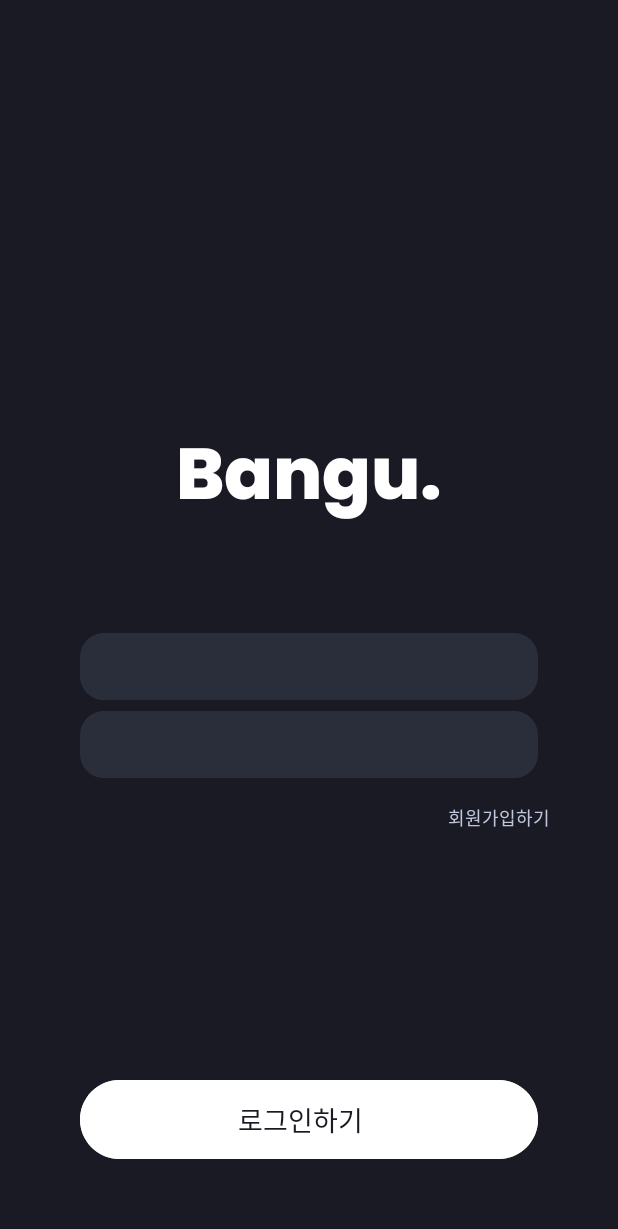
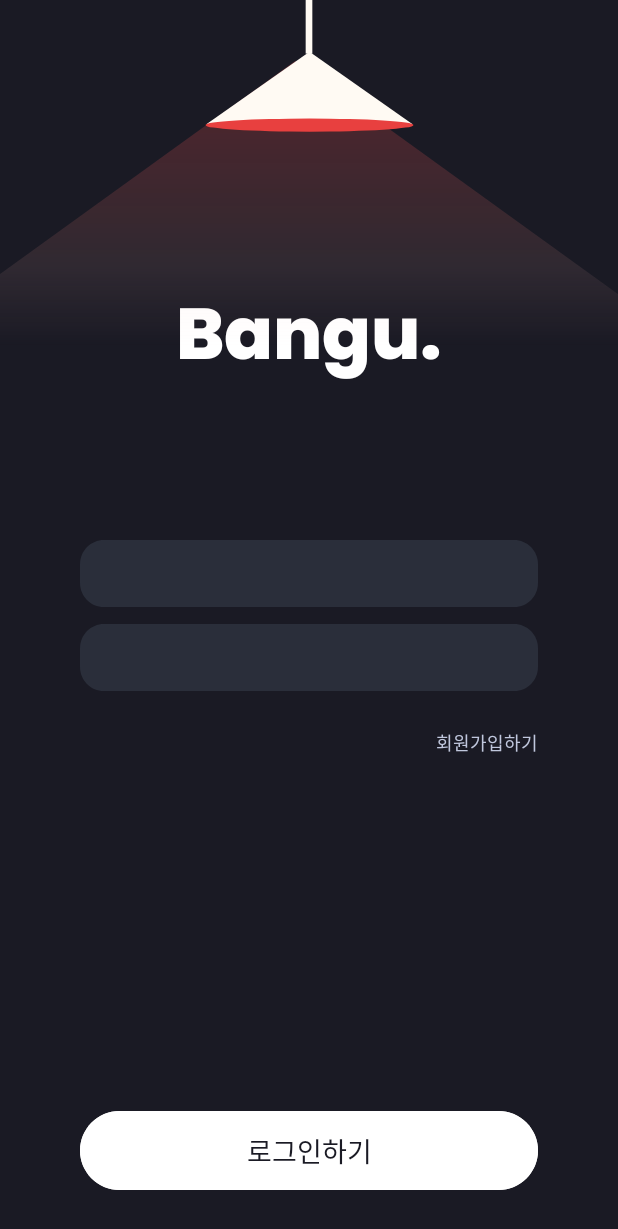
Before and after one commit to LeeYongIn0517/Bangu_android, an Android app: the layout activity_login.xml on its own in the app's theme, with its tools: preview values and no code run, on a phone screen of 412 x 824 dp. Shown: the top 1229 px of the screen. Run offline under Robolectric (Android 15) with nearby library versions, the phone set to English and light mode, and no system bars.

Commit message:
Login, Intro UI svg수정

```diff
--- /dev/null
+++ b/app/src/main/java/com/example/bangu/signup/ui/SignupActivity.kt
@@ -0,0 +1,11 @@
+package com.example.bangu.signup.ui
+
+import androidx.appcompat.app.AppCompatActivity
+import android.os.Bundle
+
+class SignupActivity : AppCompatActivity() {
+    override fun onCreate(savedInstanceState: Bundle?) {
+        super.onCreate(savedInstanceState)
+        setContentView(R.layout.activity_signup)
+    }
+}
--- /dev/null
+++ b/app/src/main/res/drawable/ic_asset_3.xml
@@ -0,0 +1,5 @@
+<vector android:height="47dp" android:viewportHeight="212"
+    android:viewportWidth="190.11" android:width="42.14703dp" xmlns:android="http://schemas.android.com/apk/res/android">
+    <path android:fillColor="#e83f3f" android:pathData="M167.81,67.76c29.69,-14.47 29.53,-35.23 0.76,-46.84L116.73,0 0,50.05 55.29,72.68C86,85.25 136.92,82.81 167.81,67.76Z"/>
+    <path android:fillColor="#fff" android:pathData="M111,163c0,-37.51 -24.84,-78 -55.47,-90.44L0,50V185.82l55.48,22.52C86.11,220.78 111,200.46 111,163Z"/>
+</vector>
--- a/app/src/main/res/drawable/login_bulb.xml
+++ b/app/src/main/res/drawable/login_bulb.xml
@@ -1,19 +1,4 @@
-<?xml version="1.0" encoding="utf-8"?>
-<vector
-    xmlns:android="http://schemas.android.com/apk/res/android"
-    xmlns:aapt="http://schemas.android.com/aapt"
-    android:width="139.05dp"
-    android:height="50.2dp"
-    android:viewportWidth="139.05"
-    android:viewportHeight="50.2"
-    >
-    <group>
-        <clip-path
-            android:pathData="M0 0H139.049V50.2039H0V0Z"
-            />
-        <path
-            android:pathData="M0 0V50.2039H139.049V0"
-            android:fillColor="#FFFAF3"
-            />
-    </group>
+<vector android:height="44.45041dp" android:viewportHeight="39"
+    android:viewportWidth="122" android:width="139.05dp" xmlns:android="http://schemas.android.com/apk/res/android">
+    <path android:fillColor="#FFFAF3" android:pathData="M61,0.375L121.21,38.028H0.79L61,0.375Z"/>
 </vector>
--- a/app/src/main/res/drawable/login_bulblight.xml
+++ b/app/src/main/res/drawable/login_bulblight.xml
@@ -1,19 +1,4 @@
-<?xml version="1.0" encoding="utf-8"?>
-<vector
-    xmlns:android="http://schemas.android.com/apk/res/android"
-    xmlns:aapt="http://schemas.android.com/aapt"
-    android:width="119.38dp"
-    android:height="7.88dp"
-    android:viewportWidth="119.38"
-    android:viewportHeight="7.88"
-    >
-    <group>
-        <clip-path
-            android:pathData="M119.383 3.94108C119.383 6.11768 92.6582 7.88216 59.6915 7.88216C26.7248 7.88216 0 6.11768 0 3.94108C0 1.76448 26.7248 0 59.6915 0C92.6582 0 119.383 1.76448 119.383 3.94108Z"
-            />
-        <path
-            android:pathData="M0 0V7.88216H119.383V0"
-            android:fillColor="#E8403F"
-            />
-    </group>
+<vector android:height="10.42875dp" android:viewportHeight="9"
+    android:viewportWidth="120" android:width="139.05dp" xmlns:android="http://schemas.android.com/apk/res/android">
+    <path android:fillColor="#E8403F" android:pathData="M0.308,4.258a59.692,3.941 0,1 0,119.383 0a59.692,3.941 0,1 0,-119.383 0z"/>
 </vector>
--- a/app/src/main/res/drawable/login_bulbline.xml
+++ b/app/src/main/res/drawable/login_bulbline.xml
@@ -1,20 +1,5 @@
-<?xml version="1.0" encoding="utf-8"?>
-<vector
-    xmlns:android="http://schemas.android.com/apk/res/android"
-    xmlns:aapt="http://schemas.android.com/aapt"
-    android:width="41.75dp"
-    android:height="5dp"
-    android:viewportWidth="41.75"
-    android:viewportHeight="5"
-    >
-    <group>
-        <clip-path
-            android:pathData="M2.5 2.5H39.25H2.5Z"
-            />
-    </group>
-    <path
-        android:pathData="M2.5 2.5H39.25H2.5Z"
-        android:strokeWidth="5"
-        android:strokeColor="#FFFAF3"
-        />
+<vector android:height="36.75dp" android:viewportHeight="37"
+    android:viewportWidth="6" android:width="5.9594593dp" xmlns:android="http://schemas.android.com/apk/res/android">
+    <path android:fillColor="#00000000" android:pathData="M3,0L3,36.75"
+        android:strokeColor="#FFFAF3" android:strokeWidth="5"/>
 </vector>
--- a/app/src/main/res/drawable/login_light.xml
+++ b/app/src/main/res/drawable/login_light.xml
@@ -1,51 +1,14 @@
-<?xml version="1.0" encoding="utf-8"?>
-<vector
-    xmlns:android="http://schemas.android.com/apk/res/android"
-    xmlns:aapt="http://schemas.android.com/aapt"
-    android:width="523.23dp"
-    android:height="195.07dp"
-    android:viewportWidth="523.23"
-    android:viewportHeight="195.07"
-    >
-    <group>
-        <clip-path
-            android:pathData="M0 0H523.232V195.073H0V0Z"
-            />
-        <group
-            android:translateX="0.867"
-            android:translateY="0"
-            android:pivotX="261.616"
-            android:pivotY="97.537"
-            android:scaleX="1.468"
-            android:scaleY="1.468"
-            android:rotation="90"
-            >
-            <path
-                android:pathData="M0 0V195.073H523.232V0"
-                >
-                <aapt:attr name="android:fillColor">
-                    <gradient
-                        android:type="linear"
-                        android:startX="130.808"
-                        android:startY="97.537"
-                        android:endX="392.424"
-                        android:endY="97.537"
-                        >
-                        <item
-                            android:color="#4AE8403F"
-                            android:offset="0"
-                            />
-                        <item
-                            android:color="#1AF6B3AF"
-                            android:offset="0.729"
-                            />
-                        <item
-                            android:color="#00FFFAF3"
-                            android:offset="1"
-                            />
-                    </gradient>
-                </aapt:attr>
-            </path>
-        </group>
-    </group>
+<vector android:height="195.07dp" android:viewportHeight="147"
+    android:viewportWidth="360" android:width="477.72244dp"
+    xmlns:aapt="http://schemas.android.com/aapt" xmlns:android="http://schemas.android.com/apk/res/android">
+    <path android:pathData="M171.616,0L398.182,146.305H-54.95L171.616,0Z">
+        <aapt:attr name="android:fillColor">
+            <gradient android:endX="171.616" android:endY="143.186"
+                android:startX="171.616" android:startY="0" android:type="linear">
+                <item android:color="#49E8403F" android:offset="0"/>
+                <item android:color="#19F6B3AF" android:offset="0.729167"/>
+                <item android:color="#00FFFAF3" android:offset="1"/>
+            </gradient>
+        </aapt:attr>
+    </path>
 </vector>
--- a/app/src/main/res/layout/activity_login.xml
+++ b/app/src/main/res/layout/activity_login.xml
@@ -23,113 +23,132 @@
         android:id="@+id/login_btnpic"
         android:layout_width="305.6dp"
         android:layout_height="52.91dp"
-        android:layout_marginBottom="51dp"
         android:background="@drawable/login_btnpic"
         app:layout_constraintBottom_toBottomOf="parent"
         app:layout_constraintEnd_toEndOf="parent"
-        app:layout_constraintStart_toStartOf="parent" />
-
-    <!-- 조명그림 -->
-<!--    <View-->
-<!--        android:id="@+id/login_bulb"-->
-<!--        android:layout_width="139.05dp"-->
-<!--        android:layout_height="50.2dp"-->
-<!--        android:layout_alignParentLeft="true"-->
-<!--        android:layout_alignParentTop="true"-->
-<!--        android:background="@drawable/login_bulb" />-->
-    <!-- 회원가입하기 -->
+        app:layout_constraintStart_toStartOf="parent"
+        app:layout_constraintTop_toTopOf="parent"
+        app:layout_constraintVertical_bias="0.96"
+        tools:ignore="SpeakableTextPresentCheck" />
 
     <TextView
         android:id="@+id/login_lgtext"
         android:layout_width="wrap_content"
         android:layout_height="wrap_content"
-        android:layout_marginStart="14dp"
         android:gravity="top"
         android:lineSpacingExtra="0sp"
         android:text="@string/login_lgtext"
         android:textAppearance="@style/login_lgtext"
         app:layout_constraintBottom_toBottomOf="@+id/login_btnpic"
         app:layout_constraintEnd_toEndOf="@id/login_btnpic"
-        app:layout_constraintHorizontal_bias="0.44"
+        app:layout_constraintHorizontal_bias="0.5"
         app:layout_constraintStart_toStartOf="@+id/login_btnpic"
-        app:layout_constraintTop_toTopOf="@+id/login_btnpic" />
+        app:layout_constraintTop_toTopOf="@+id/login_btnpic"
+        app:layout_constraintVertical_bias="0.5" />
 
     <TextView
         android:id="@+id/login_title"
         android:layout_width="wrap_content"
         android:layout_height="wrap_content"
-        android:layout_marginBottom="59dp"
         android:fontFamily="@font/poppins"
         android:gravity="top"
         android:lineSpacingExtra="0sp"
         android:text="@string/login_title"
         android:textAppearance="@style/login_title"
-        app:layout_constraintBottom_toTopOf="@+id/login_id"
+        app:layout_constraintBottom_toBottomOf="parent"
         app:layout_constraintEnd_toEndOf="parent"
-        app:layout_constraintStart_toStartOf="parent" />
+        app:layout_constraintHorizontal_bias="0.5"
+        app:layout_constraintStart_toStartOf="parent"
+        app:layout_constraintTop_toTopOf="parent"
+        app:layout_constraintVertical_bias="0.25" />
 
     <TextView
         android:id="@+id/login_sign_up"
         android:layout_width="wrap_content"
         android:layout_height="wrap_content"
-        android:layout_marginStart="200dp"
         android:layout_marginTop="17dp"
+        android:layout_marginBottom="170dp"
         android:fontFamily="@font/spoqa"
         android:gravity="top"
         android:lineSpacingExtra="0sp"
         android:text="@string/login_sign_up"
         android:textAppearance="@style/login_sign_up"
-        app:layout_constraintEnd_toEndOf="parent"
+        app:layout_constraintBottom_toBottomOf="parent"
+        app:layout_constraintEnd_toEndOf="@+id/login_pw"
+        app:layout_constraintHorizontal_bias="1"
         app:layout_constraintStart_toStartOf="@+id/login_pw"
-        app:layout_constraintTop_toBottomOf="@+id/login_pw" />
+        app:layout_constraintTop_toBottomOf="@+id/login_pw"
+        app:layout_constraintVertical_bias="0.05" />
 
     <TextView
         android:id="@+id/login_id"
         android:layout_width="305.6dp"
         android:layout_height="44.45dp"
+        android:layout_marginBottom="7dp"
         android:background="@drawable/login_id"
-        app:layout_constraintBottom_toTopOf="@id/login_pw"
+        app:layout_constraintBottom_toBottomOf="parent"
         app:layout_constraintEnd_toEndOf="parent"
+        app:layout_constraintHorizontal_bias="0.5"
         app:layout_constraintStart_toStartOf="parent"
-        android:layout_marginBottom="7dp"/>
+        app:layout_constraintTop_toBottomOf="@+id/login_title"
+        app:layout_constraintVertical_bias="0.18" />
 
     <TextView
         android:id="@+id/login_pw"
         android:layout_width="305.6dp"
         android:layout_height="44.45dp"
-        android:layout_marginBottom="201dp"
         android:background="@drawable/login_pw"
         app:layout_constraintBottom_toTopOf="@+id/login_btnpic"
         app:layout_constraintEnd_toEndOf="parent"
-        app:layout_constraintStart_toStartOf="parent" />
+        app:layout_constraintStart_toStartOf="parent"
+        app:layout_constraintTop_toBottomOf="@id/login_id"
+        app:layout_constraintVertical_bias="0.04" />
+    <!-- Line 6 -->
 
-<!--    <View-->
-<!--        android:id="@+id/login_light"-->
-<!--        android:layout_width="523.23dp"-->
-<!--        android:layout_height="195.07dp"-->
-<!--        android:background="@drawable/login_light"-->
-<!--        app:layout_constraintEnd_toEndOf="parent"-->
-<!--        app:layout_constraintStart_toStartOf="parent"-->
-<!--        tools:layout_editor_absoluteY="0dp" />-->
+    <View
+        android:id="@+id/login_light"
+        android:layout_width="428dp"
+        android:layout_height="195.07dp"
+        android:background="@drawable/login_light"
+        app:layout_constraintBottom_toBottomOf="@id/login_title"
+        app:layout_constraintEnd_toEndOf="parent"
+        app:layout_constraintHorizontal_bias="0.5"
+        app:layout_constraintStart_toStartOf="parent"
+        app:layout_constraintTop_toTopOf="@id/login_bulb"
+        app:layout_constraintVertical_bias="0.173" />
 
-<!--    <View-->
-<!--        android:id="@+id/login_bulbline"-->
-<!--        android:layout_width="36.75dp"-->
-<!--        android:layout_height="0dp"-->
-<!--        android:layout_alignParentTop="true"-->
-<!--        android:background="@drawable/login_bulbline"-->
-<!--        app:layout_constraintBottom_toBottomOf="parent"-->
-<!--        app:layout_constraintTop_toTopOf="parent"-->
-<!--        app:layout_constraintVertical_bias="1.0"-->
-<!--        tools:layout_editor_absoluteX="315dp" />-->
+    <View
+        android:id="@+id/login_bulbline"
+        android:layout_width="5dp"
+        android:layout_height="36dp"
+        android:background="@drawable/login_bulbline"
+        app:layout_constraintBottom_toTopOf="@+id/login_bulb"
+        app:layout_constraintEnd_toEndOf="parent"
+        app:layout_constraintStart_toStartOf="parent"
+        app:layout_constraintTop_toTopOf="parent" />
 
-<!--    <View-->
-<!--        android:id="@+id/login_bulblight"-->
-<!--        android:layout_width="119.38dp"-->
-<!--        android:layout_height="7.88dp"-->
-<!--        android:layout_alignParentLeft="true"-->
-<!--        android:layout_alignParentTop="true"-->
-<!--        android:background="@drawable/login_bulblight"-->
-<!--        tools:layout_editor_absoluteX="135dp"-->
-<!--        tools:layout_editor_absoluteY="75dp" />-->
+    <!-- 조명그림 -->
+    <View
+        android:id="@+id/login_bulb"
+        android:layout_width="139.05dp"
+        android:layout_height="50.2dp"
+        android:background="@drawable/login_bulb"
+        app:layout_constraintBottom_toTopOf="@+id/login_title"
+        app:layout_constraintEnd_toEndOf="parent"
+        app:layout_constraintHorizontal_bias="0.5"
+        app:layout_constraintStart_toStartOf="parent"
+        app:layout_constraintTop_toTopOf="parent"
+        app:layout_constraintVertical_bias="0.25" />
+
+    <View
+        android:id="@+id/login_bulblight"
+        android:layout_width="139.05dp"
+        android:layout_height="10.05dp"
+        android:background="@drawable/login_bulblight"
+        app:layout_constraintBottom_toBottomOf="@id/login_bulb"
+        app:layout_constraintEnd_toEndOf="@+id/login_bulb"
+        app:layout_constraintHorizontal_bias="0.5"
+        app:layout_constraintStart_toStartOf="@+id/login_bulb"
+        app:layout_constraintTop_toTopOf="@id/login_bulb"
+        app:layout_constraintVertical_bias="1.11" />
 </androidx.constraintlayout.widget.ConstraintLayout>
--- a/app/src/main/res/layout/activity_main.xml
+++ b/app/src/main/res/layout/activity_main.xml
@@ -1,5 +1,7 @@
 <?xml version="1.0" encoding="utf-8"?>
-<RelativeLayout xmlns:android="http://schemas.android.com/apk/res/android"
+<androidx.constraintlayout.widget.ConstraintLayout xmlns:android="http://schemas.android.com/apk/res/android"
+    xmlns:app="http://schemas.android.com/apk/res-auto"
+    xmlns:tools="http://schemas.android.com/tools"
     android:id="@+id/intro_back"
     android:layout_width="fill_parent"
     android:layout_height="fill_parent"
@@ -12,37 +14,49 @@
         android:layout_height="47.7dp"
         android:layout_alignParentLeft="true"
         android:layout_alignParentTop="true"
-        android:layout_marginLeft="92.43dp"
-        android:layout_marginTop="242dp"
-        android:background="@drawable/intro_b"
-        android:elevation="4dp" />
+        android:background="@drawable/ic_asset_3"
+        app:layout_constraintBottom_toBottomOf="parent"
+        app:layout_constraintEnd_toEndOf="parent"
+        app:layout_constraintHorizontal_bias="0.37"
+        app:layout_constraintStart_toStartOf="parent"
+        app:layout_constraintTop_toTopOf="parent"
+        app:layout_constraintVertical_bias="0.386" />
     <!-- angu. -->
+    <!-- 방구석 리뷰 모음 -->
     <TextView
         android:id="@+id/intro_title"
         android:layout_width="wrap_content"
         android:layout_height="wrap_content"
         android:layout_alignParentLeft="true"
         android:layout_alignParentTop="true"
-        android:layout_marginLeft="123dp"
-        android:layout_marginTop="249dp"
         android:fontFamily="@font/title_poppins"
         android:gravity="top"
         android:lineSpacingExtra="0sp"
         android:text="@string/intro_title"
-        android:textAppearance="@style/intro_title" />
-    <!-- 방구석 리뷰 모음 -->
+        android:textAppearance="@style/intro_title"
+        app:layout_constraintBottom_toBottomOf="parent"
+        app:layout_constraintEnd_toEndOf="parent"
+        app:layout_constraintHorizontal_bias="0.6"
+        app:layout_constraintStart_toStartOf="parent"
+        app:layout_constraintTop_toTopOf="parent"
+        app:layout_constraintVertical_bias="0.386" />
+
     <TextView
         android:id="@+id/intro_info"
         android:layout_width="wrap_content"
         android:layout_height="wrap_content"
         android:layout_alignParentLeft="true"
         android:layout_alignParentTop="true"
-        android:layout_marginLeft="92.43dp"
-        android:layout_marginTop="306.34dp"
         android:fontFamily="@font/spoqa"
         android:gravity="top"
         android:lineSpacingExtra="0sp"
         android:text="@string/intro_info"
-        android:textAppearance="@style/intro_info" />
+        android:textAppearance="@style/intro_info"
+        app:layout_constraintBottom_toBottomOf="parent"
+        app:layout_constraintEnd_toEndOf="parent"
+        app:layout_constraintHorizontal_bias="0.38"
+        app:layout_constraintStart_toStartOf="parent"
+        app:layout_constraintTop_toBottomOf="@id/intro_b"
+        app:layout_constraintVertical_bias="0.04" />
 
-</RelativeLayout>
+</androidx.constraintlayout.widget.ConstraintLayout>
--- /dev/null
+++ b/app/src/main/res/layout/activity_signup.xml
@@ -0,0 +1,9 @@
+<?xml version="1.0" encoding="utf-8"?>
+<androidx.constraintlayout.widget.ConstraintLayout xmlns:android="http://schemas.android.com/apk/res/android"
+    xmlns:app="http://schemas.android.com/apk/res-auto"
+    xmlns:tools="http://schemas.android.com/tools"
+    android:layout_width="match_parent"
+    android:layout_height="match_parent"
+    tools:context=".signup.ui.SignupActivity">
+
+</androidx.constraintlayout.widget.ConstraintLayout>
```
